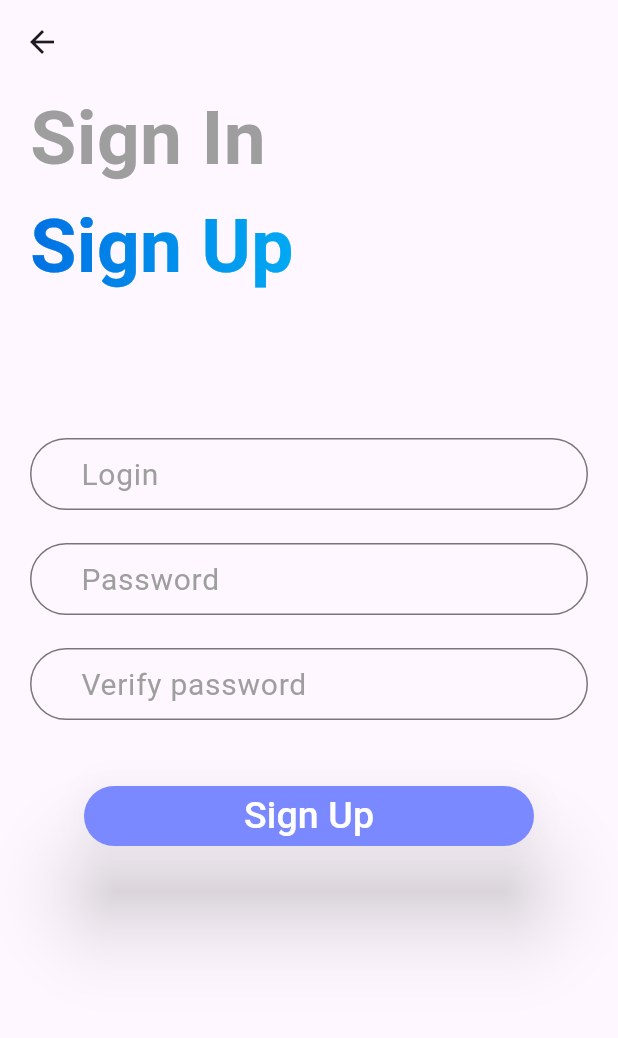
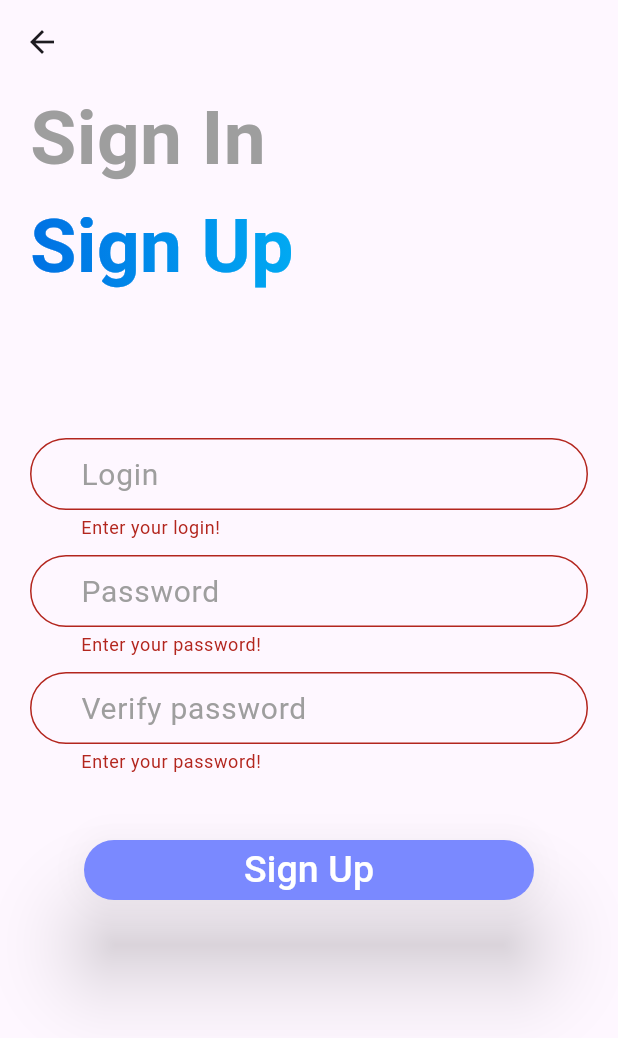
Before and after one commit to angelvlch/Flutter_Auth, a Flutter app: the RegistrationPageScreen screen opened by its route, after a tap on "Sign Up", on a phone screen of 412 x 824 dp. Shown: the top 1038 px of the screen. Run offline on Flutter 3.47's test engine with Material 3 defaults, Android fonts, the phone set to English and light mode, and no system bars.

```diff
--- a/lib/features/registration_page/view/registration_page_screen.dart
+++ b/lib/features/registration_page/view/registration_page_screen.dart
@@ -10,10 +10,8 @@ class RegistrationPageScreen extends StatefulWidget {
 }
 
 class _RegistrationPageScreenState extends State<RegistrationPageScreen> {
-  String? login;
-  String? firstPassword;
-  String? secondPassword;
-  String? password;
+  String? _login;
+  String? _password;
 
   InputDecoration textFieldDecoration(String text) {
     return InputDecoration(
@@ -35,10 +33,12 @@ class _RegistrationPageScreenState extends State<RegistrationPageScreen> {
   @override
   Widget build(BuildContext context) {
     return Scaffold(
+      resizeToAvoidBottomInset: false,
       appBar: AppBar(),
       body: Container(
         padding: EdgeInsets.symmetric(horizontal: 20),
         child: Form(
+          key: _formKey,
           child: Column(
             children: [
               Container(
@@ -54,39 +54,41 @@ class _RegistrationPageScreenState extends State<RegistrationPageScreen> {
               const Padding(
                 padding: EdgeInsets.only(top: 92),
               ),
-              TextField(
+              TextFormField(
                 onChanged: (word) =>
-                    login = word, //сделать проверку на свободность логина
-                onTap: () {},
+                    _login = word, //сделать проверку на свободность логина
+                validator: (value) =>
+                    value!.isEmpty ? "Enter your login!" : null,
                 maxLines: 1,
                 decoration: textFieldDecoration("Login"),
               ),
               const Padding(
                 padding: EdgeInsets.only(
-                  top: 22,
+                  top: 10,
                 ),
               ),
-              TextField(
-                onChanged: (word) => firstPassword = word,
-                onTap: () {},
+              TextFormField(
+                onChanged: (word) => _password = word,
+                validator: (value) =>
+                    value!.isEmpty ? "Enter your password!" : null,
                 maxLines: 1,
                 decoration: textFieldDecoration("Password"),
               ),
               const Padding(
                 padding: EdgeInsets.only(
-                  top: 22,
+                  top: 10,
                 ),
               ),
               TextFormField(
                 validator: (value) {
-                  if (value != "dddd") {
-                    return "Пароли жолжны совпадать";
+                  if (value!.isEmpty) {
+                    return "Enter your password!";
+                  }
+                  if (value != _password) {
+                    return "Password mismatch";
                   }
                 },
-                onChanged: (word) {
-                  secondPassword = word;
-                  _formKey.currentState?.validate();
-                },
+                autovalidateMode: AutovalidateMode.onUserInteraction,
                 maxLines: 1,
                 decoration: textFieldDecoration("Verify password"),
               ),
@@ -107,7 +109,16 @@ class _RegistrationPageScreenState extends State<RegistrationPageScreen> {
                       ),
                       shadowColor: Colors.black,
                     ),
-                    onPressed: () {},
+                    onPressed: () {
+                      if (_formKey.currentState!.validate()) {
+                        ScaffoldMessenger.of(context).showSnackBar(
+                          SnackBar(
+                            content: Text("Data accepted"),
+                            backgroundColor: Colors.green[400],
+                          ),
+                        );
+                      }
+                    },
                     child: const Text(
                       "Sign Up",
                       textDirection: TextDirection.ltr,
```
